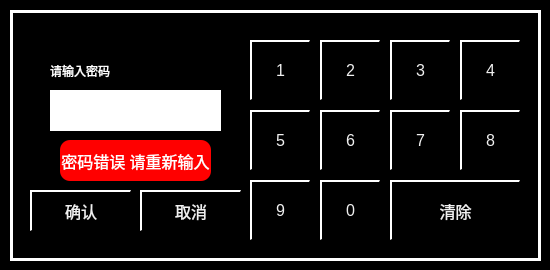
This is widgets/ctrldialog.ui in mayue-crrc/Loco8 as Qt 5 draws it before an edit. The edited form follows.
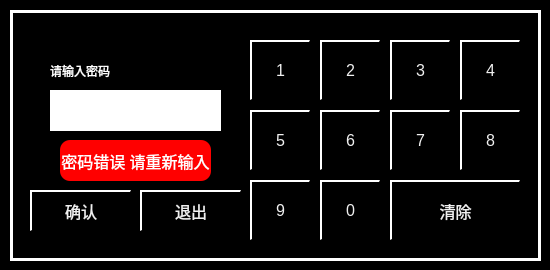
This is the edited form.

Diff of the .ui file:
```diff
--- a/widgets/ctrldialog.ui
+++ b/widgets/ctrldialog.ui
@@ -278,7 +278,7 @@
      </rect>
     </property>
     <property name="text">
-     <string>取消</string>
+     <string>退出</string>
     </property>
    </widget>
    <widget class="QLabel" name="LBLTips">
```
